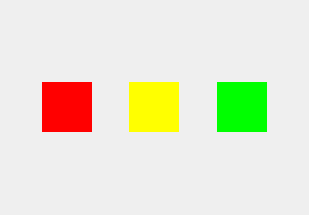
LeoLei8060/QtStateMachineDemo, file TrafficlightsDemo/widget.ui: the form before one commit.
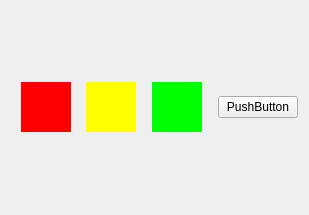
The form after the commit.

Commit message: 分组状态

What changed in the file:
```diff
--- a/TrafficlightsDemo/widget.ui
+++ b/TrafficlightsDemo/widget.ui
@@ -117,6 +117,13 @@
      </property>
     </spacer>
    </item>
+   <item>
+    <widget class="QPushButton" name="button">
+     <property name="text">
+      <string>PushButton</string>
+     </property>
+    </widget>
+   </item>
   </layout>
  </widget>
  <resources/>
```
The commit also changes 1 other file.
